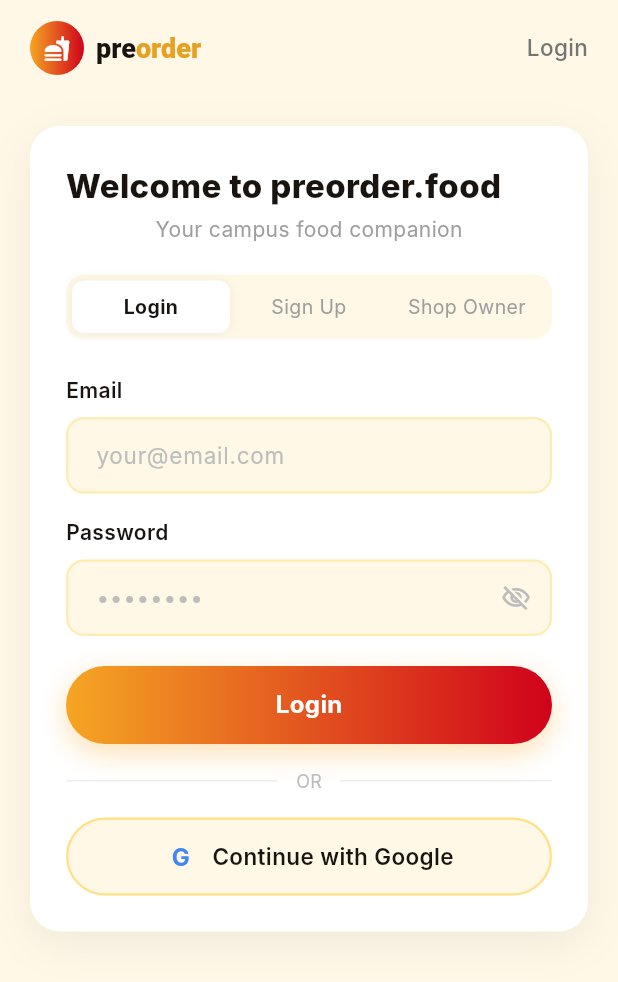
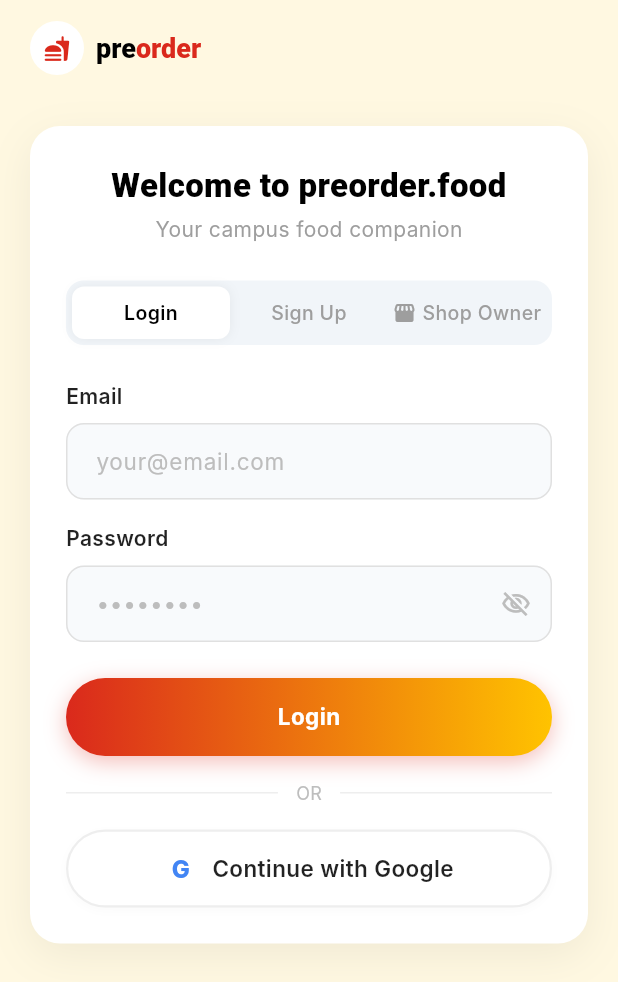
Before and after one commit to yas23-code/preodrer-app-final, a Flutter app: the LoginScreen screen opened by its route, on a phone screen of 412 x 824 dp. Shown: the top 982 px of the screen. Run offline on Flutter 3.47's test engine with Material 3 defaults, Android fonts, the phone set to English and light mode, and no system bars; our stand-ins replace cached_network_image, firebase_core, firebase_messaging, flutter_dotenv, flutter_local_notifications, flutter_riverpod and 6 more; accounts and stored records are empty; Roboto replaces fonts that are missing (Inter, Poppins).

Commit message:
Updating the login page

```diff
--- a/lib/features/auth/screens/login_screen.dart
+++ b/lib/features/auth/screens/login_screen.dart
@@ -52,7 +52,7 @@ class _LoginScreenState extends ConsumerState<LoginScreen> {
 
   Future<void> _handleLogin() async {
     final email = _loginEmailCtrl.text.trim();
-    final password = _loginPasswordCtrl.text;
+    final password = _loginPasswordCtrl.text.trim();
     if (email.isEmpty || password.isEmpty) {
       _showError('Please enter both email and password.');
       return;
@@ -67,7 +67,7 @@ class _LoginScreenState extends ConsumerState<LoginScreen> {
   Future<void> _handleSignUp() async {
     final name = _signUpNameCtrl.text.trim();
     final email = _signUpEmailCtrl.text.trim();
-    final password = _signUpPasswordCtrl.text;
+    final password = _signUpPasswordCtrl.text.trim();
     if (name.isEmpty || email.isEmpty || password.isEmpty) {
       _showError('Please fill in all fields.');
       return;
@@ -90,7 +90,7 @@ class _LoginScreenState extends ConsumerState<LoginScreen> {
   Future<void> _handleShopOwnerSignUp() async {
     final name = _shopNameCtrl.text.trim();
     final email = _shopEmailCtrl.text.trim();
-    final password = _shopPasswordCtrl.text;
+    final password = _shopPasswordCtrl.text.trim();
     if (name.isEmpty || email.isEmpty || password.isEmpty) {
       _showError('Please fill in all fields.');
       return;
@@ -152,7 +152,6 @@ class _LoginScreenState extends ConsumerState<LoginScreen> {
         .replaceAll('AuthException: ', '');
   }
 
-  /// Mild hint shown when user cancels the sign-in flow themselves.
   void _showCancelledHint() {
     if (!mounted) return;
     ScaffoldMessenger.of(context).showSnackBar(
@@ -167,13 +166,12 @@ class _LoginScreenState extends ConsumerState<LoginScreen> {
     );
   }
 
-  /// Red error snackbar for real failures.
   void _showError(String message) {
     if (!mounted) return;
     ScaffoldMessenger.of(context).showSnackBar(
       SnackBar(
         content: Text(message),
-        backgroundColor: AppColors.gradientEnd,
+        backgroundColor: const Color(0xFFDA291C), // mcd-red
         behavior: SnackBarBehavior.floating,
         shape: RoundedRectangleBorder(borderRadius: BorderRadius.circular(12)),
         margin: const EdgeInsets.symmetric(horizontal: 20, vertical: 12),
@@ -186,7 +184,7 @@ class _LoginScreenState extends ConsumerState<LoginScreen> {
   @override
   Widget build(BuildContext context) {
     return Scaffold(
-      backgroundColor: AppColors.bgCream,
+      backgroundColor: const Color(0xFFFFF8E1), // Background Cream
       body: SafeArea(
         child: SingleChildScrollView(
           child: Column(
@@ -210,14 +208,17 @@ class _LoginScreenState extends ConsumerState<LoginScreen> {
                   child: Column(
                     crossAxisAlignment: CrossAxisAlignment.start,
                     children: [
-                      const Text(
+                      const Center(
+                        child: Text(
                           'Welcome to preorder.food',
                           style: TextStyle(
                             fontSize: 22,
                             fontWeight: FontWeight.w800,
-                          color: AppColors.textDark,
+                            color: Colors.black,
+                            fontFamily: 'Poppins',
                           ),
                           textAlign: TextAlign.center,
+                        ),
                       ),
                       const SizedBox(height: 4),
                       Center(
@@ -229,7 +230,7 @@ class _LoginScreenState extends ConsumerState<LoginScreen> {
                           ),
                         ),
                       ),
-                      const SizedBox(height: 20),
+                      const SizedBox(height: 24),
                       _buildTabSelector(),
                       const SizedBox(height: 24),
                       // Tab-specific content
@@ -272,12 +273,11 @@ class _LoginScreenState extends ConsumerState<LoginScreen> {
                 Container(
                   width: 36,
                   height: 36,
-                  decoration: BoxDecoration(
+                  decoration: const BoxDecoration(
                     shape: BoxShape.circle,
-                    gradient: AppColors.buttonGradient,
+                    color: Colors.white,
                   ),
-                  child: const Icon(Icons.fastfood_rounded,
-                      color: Colors.white, size: 18),
+                  child: const Icon(Icons.fastfood_rounded, color: Color(0xFFDA291C), size: 18), // mcd-red
                 ),
                 const SizedBox(width: 8),
                 RichText(
@@ -287,27 +287,23 @@ class _LoginScreenState extends ConsumerState<LoginScreen> {
                       style: TextStyle(
                         fontSize: 18,
                         fontWeight: FontWeight.w800,
-                          color: AppColors.textDark),
+                        color: Colors.black,
+                        fontFamily: 'Poppins',
+                      ),
                     ),
                     TextSpan(
                       text: 'order',
                       style: TextStyle(
                         fontSize: 18,
                         fontWeight: FontWeight.w800,
-                          color: AppColors.primary),
+                        color: Color(0xFFDA291C), // mcd-red
+                        fontFamily: 'Poppins',
+                      ),
                     ),
                   ]),
                 ),
               ],
             ),
-          ),
-          const Spacer(),
-          Text(
-            'Login',
-            style: TextStyle(
-                fontSize: 15,
-                fontWeight: FontWeight.w500,
-                color: Colors.grey[600]),
           ),
         ],
       ),
@@ -321,7 +317,7 @@ class _LoginScreenState extends ConsumerState<LoginScreen> {
     return Container(
       padding: const EdgeInsets.all(4),
       decoration: BoxDecoration(
-        color: AppColors.bgCream,
+        color: const Color(0xFFF1F5F9), // Slight gray to match web tabs bg
         borderRadius: BorderRadius.circular(12),
       ),
       child: Row(
@@ -344,14 +340,30 @@ class _LoginScreenState extends ConsumerState<LoginScreen> {
                         ]
                       : [],
                 ),
+                child: Row(
+                  mainAxisAlignment: MainAxisAlignment.center,
+                  children: [
+                    if (i == 2) ...[
+                      Icon(
+                        Icons.storefront_rounded,
+                        size: 16,
+                        color: selected ? Colors.black : Colors.grey[500],
+                      ),
+                      const SizedBox(width: 4),
+                    ],
+                    Flexible(
                       child: Text(
                         tabs[i],
                         textAlign: TextAlign.center,
                         style: TextStyle(
                           fontSize: 13,
-                    fontWeight: selected ? FontWeight.w700 : FontWeight.w400,
-                    color: selected ? AppColors.textDark : Colors.grey[500],
+                          fontWeight: selected ? FontWeight.w600 : FontWeight.w500,
+                          color: selected ? Colors.black : Colors.grey[500],
                         ),
+                        overflow: TextOverflow.ellipsis,
+                      ),
+                    ),
+                  ],
                 ),
               ),
             ),
@@ -368,22 +380,24 @@ class _LoginScreenState extends ConsumerState<LoginScreen> {
       key: const ValueKey('login'),
       crossAxisAlignment: CrossAxisAlignment.start,
       children: [
-        _AuthLabel('Email'),
+        const _AuthLabel('Email'),
         const SizedBox(height: 8),
         _AuthTextField(
           controller: _loginEmailCtrl,
           hint: 'your@email.com',
           keyboardType: TextInputType.emailAddress,
+          autocorrect: false,
+          textCapitalization: TextCapitalization.none,
         ),
         const SizedBox(height: 16),
-        _AuthLabel('Password'),
+        const _AuthLabel('Password'),
         const SizedBox(height: 8),
         _AuthPasswordField(
           controller: _loginPasswordCtrl,
           obscure: _obscureLoginPw,
           onToggle: () => setState(() => _obscureLoginPw = !_obscureLoginPw),
         ),
-        const SizedBox(height: 20),
+        const SizedBox(height: 24),
         _GradientActionButton(
           label: 'Login',
           isLoading: _isLoading,
@@ -404,22 +418,24 @@ class _LoginScreenState extends ConsumerState<LoginScreen> {
       key: const ValueKey('signup'),
       crossAxisAlignment: CrossAxisAlignment.start,
       children: [
-        _AuthLabel('Full Name'),
+        const _AuthLabel('Full Name'),
         const SizedBox(height: 8),
         _AuthTextField(
           controller: _signUpNameCtrl,
           hint: 'John Doe',
         ),
         const SizedBox(height: 16),
-        _AuthLabel('Email'),
+        const _AuthLabel('Email'),
         const SizedBox(height: 8),
         _AuthTextField(
           controller: _signUpEmailCtrl,
           hint: 'your@email.com',
           keyboardType: TextInputType.emailAddress,
+          autocorrect: false,
+          textCapitalization: TextCapitalization.none,
         ),
         const SizedBox(height: 16),
-        _AuthLabel('Password'),
+        const _AuthLabel('Password'),
         const SizedBox(height: 8),
         _AuthPasswordField(
           controller: _signUpPasswordCtrl,
@@ -428,7 +444,7 @@ class _LoginScreenState extends ConsumerState<LoginScreen> {
               setState(() => _obscureSignUpPw = !_obscureSignUpPw),
         ),
         const SizedBox(height: 20),
-        _AuthLabel('I am a'),
+        const _AuthLabel('I am a...'),
         const SizedBox(height: 10),
         Row(
           children: [
@@ -468,22 +484,63 @@ class _LoginScreenState extends ConsumerState<LoginScreen> {
       key: const ValueKey('shopowner'),
       crossAxisAlignment: CrossAxisAlignment.start,
       children: [
-        _AuthLabel('Shop Owner Name'),
+        // Match the info box from Auth.tsx
+        Container(
+          margin: const EdgeInsets.only(bottom: 24),
+          padding: const EdgeInsets.all(16),
+          decoration: BoxDecoration(
+            color: const Color(0xFFFFF8E1), // bgCream / accent/10
+            borderRadius: BorderRadius.circular(12),
+            border: Border.all(color: const Color(0xFFFFC300).withOpacity(0.5)),
+          ),
+          child: Column(
+            crossAxisAlignment: CrossAxisAlignment.start,
+            children: [
+              Row(
+                children: const [
+                  Icon(Icons.location_on_rounded, color: Color(0xFFDA291C), size: 20),
+                  SizedBox(width: 8),
+                  Text(
+                    'Register Your Shop',
+                    style: TextStyle(
+                      fontWeight: FontWeight.w600,
+                      color: Colors.black,
+                      fontSize: 15,
+                    ),
+                  ),
+                ],
+              ),
+              const SizedBox(height: 6),
+              const Text(
+                'Get discovered by nearby customers. Add your shop location and start receiving orders!',
+                style: TextStyle(
+                  fontSize: 13,
+                  color: Colors.black87,
+                  height: 1.4,
+                ),
+              ),
+            ],
+          ),
+        ),
+
+        const _AuthLabel('Your Name'),
         const SizedBox(height: 8),
         _AuthTextField(
           controller: _shopNameCtrl,
-          hint: 'Your name',
+          hint: 'Shop Owner Name',
         ),
         const SizedBox(height: 16),
-        _AuthLabel('Email'),
+        const _AuthLabel('Email'),
         const SizedBox(height: 8),
         _AuthTextField(
           controller: _shopEmailCtrl,
           hint: 'your@email.com',
           keyboardType: TextInputType.emailAddress,
+          autocorrect: false,
+          textCapitalization: TextCapitalization.none,
         ),
         const SizedBox(height: 16),
-        _AuthLabel('Password'),
+        const _AuthLabel('Password'),
         const SizedBox(height: 8),
         _AuthPasswordField(
           controller: _shopPasswordCtrl,
@@ -495,6 +552,31 @@ class _LoginScreenState extends ConsumerState<LoginScreen> {
           label: 'Register & Add Your Shop',
           isLoading: _isLoading,
           onTap: _handleShopOwnerSignUp,
+          showArrow: true,
+        ),
+        const SizedBox(height: 16),
+        Center(
+          child: Wrap(
+            alignment: WrapAlignment.center,
+            crossAxisAlignment: WrapCrossAlignment.center,
+            children: [
+              Text(
+                'Already have an account? ',
+                style: TextStyle(fontSize: 13, color: Colors.grey[600]),
+              ),
+              GestureDetector(
+                onTap: () => setState(() => _selectedTab = 0),
+                child: const Text(
+                  'Login here',
+                  style: TextStyle(
+                    fontSize: 13,
+                    fontWeight: FontWeight.w600,
+                    color: Color(0xFFDA291C),
+                  ),
+                ),
+              ),
+            ],
+          ),
         ),
       ],
     );
@@ -532,7 +614,7 @@ class _AuthLabel extends StatelessWidget {
       style: const TextStyle(
         fontSize: 14,
         fontWeight: FontWeight.w600,
-        color: AppColors.textDark,
+        color: Colors.black87,
       ),
     );
   }
@@ -542,11 +624,15 @@ class _AuthTextField extends StatelessWidget {
   final TextEditingController controller;
   final String hint;
   final TextInputType keyboardType;
+  final bool autocorrect;
+  final TextCapitalization textCapitalization;
 
   const _AuthTextField({
     required this.controller,
     required this.hint,
     this.keyboardType = TextInputType.text,
+    this.autocorrect = true,
+    this.textCapitalization = TextCapitalization.sentences,
   });
 
   @override
@@ -554,23 +640,26 @@ class _AuthTextField extends StatelessWidget {
     return TextField(
       controller: controller,
       keyboardType: keyboardType,
-      style: const TextStyle(fontSize: 15, color: AppColors.textDark),
+      autocorrect: autocorrect,
+      enableSuggestions: autocorrect,
+      textCapitalization: textCapitalization,
+      style: const TextStyle(fontSize: 15, color: Colors.black),
       decoration: InputDecoration(
         hintText: hint,
         hintStyle: TextStyle(color: Colors.grey[400], fontSize: 15),
         filled: true,
-        fillColor: AppColors.bgCream,
+        fillColor: const Color(0xFFF8FAFC), // subtle cool grayish white
         border: OutlineInputBorder(
           borderRadius: BorderRadius.circular(12),
-          borderSide: BorderSide(color: Colors.amber[100]!, width: 1.5),
+          borderSide: BorderSide(color: Colors.grey[300]!, width: 1.0),
         ),
         enabledBorder: OutlineInputBorder(
           borderRadius: BorderRadius.circular(12),
-          borderSide: BorderSide(color: Colors.amber[100]!, width: 1.5),
+          borderSide: BorderSide(color: Colors.grey[300]!, width: 1.0),
         ),
         focusedBorder: OutlineInputBorder(
           borderRadius: BorderRadius.circular(12),
-          borderSide: const BorderSide(color: AppColors.primary, width: 1.5),
+          borderSide: const BorderSide(color: Color(0xFFFFC300), width: 1.5),
         ),
         contentPadding:
             const EdgeInsets.symmetric(horizontal: 16, vertical: 14),
@@ -595,12 +684,14 @@ class _AuthPasswordField extends StatelessWidget {
     return TextField(
       controller: controller,
       obscureText: obscure,
-      style: const TextStyle(fontSize: 15, color: AppColors.textDark),
+      autocorrect: false,
+      enableSuggestions: false,
+      style: const TextStyle(fontSize: 15, color: Colors.black),
       decoration: InputDecoration(
         hintText: '••••••••',
         hintStyle: TextStyle(color: Colors.grey[400], fontSize: 15),
         filled: true,
-        fillColor: AppColors.bgCream,
+        fillColor: const Color(0xFFF8FAFC),
         suffixIcon: GestureDetector(
           onTap: onToggle,
           child: Icon(
@@ -611,15 +702,15 @@ class _AuthPasswordField extends StatelessWidget {
         ),
         border: OutlineInputBorder(
           borderRadius: BorderRadius.circular(12),
-          borderSide: BorderSide(color: Colors.amber[100]!, width: 1.5),
+          borderSide: BorderSide(color: Colors.grey[300]!, width: 1.0),
         ),
         enabledBorder: OutlineInputBorder(
           borderRadius: BorderRadius.circular(12),
-          borderSide: BorderSide(color: Colors.amber[100]!, width: 1.5),
+          borderSide: BorderSide(color: Colors.grey[300]!, width: 1.0),
         ),
         focusedBorder: OutlineInputBorder(
           borderRadius: BorderRadius.circular(12),
-          borderSide: const BorderSide(color: AppColors.primary, width: 1.5),
+          borderSide: const BorderSide(color: Color(0xFFFFC300), width: 1.5),
         ),
         contentPadding:
             const EdgeInsets.symmetric(horizontal: 16, vertical: 14),
@@ -632,11 +723,13 @@ class _GradientActionButton extends StatelessWidget {
   final String label;
   final bool isLoading;
   final VoidCallback onTap;
+  final bool showArrow;
 
   const _GradientActionButton({
     required this.label,
     required this.isLoading,
     required this.onTap,
+    this.showArrow = false,
   });
 
   @override
@@ -647,13 +740,17 @@ class _GradientActionButton extends StatelessWidget {
         width: double.infinity,
         height: 52,
         decoration: BoxDecoration(
-          gradient: AppColors.buttonGradient,
+          gradient: const LinearGradient(
+             colors: [Color(0xFFDA291C), Color(0xFFFFC300)], // red to yellow
+             begin: Alignment.centerLeft,
+             end: Alignment.centerRight,
+          ),
           borderRadius: BorderRadius.circular(30),
           boxShadow: [
             BoxShadow(
-              color: const Color(0xFFF5A623).withOpacity(0.35),
-              blurRadius: 16,
-              offset: const Offset(0, 6),
+              color: const Color(0xFFDA291C).withOpacity(0.3),
+              blurRadius: 12,
+              offset: const Offset(0, 4),
             )
           ],
         ),
@@ -665,13 +762,22 @@ class _GradientActionButton extends StatelessWidget {
                   child: CircularProgressIndicator(
                       color: Colors.white, strokeWidth: 2),
                 )
-              : Text(
+              : Row(
+                  mainAxisSize: MainAxisSize.min,
+                  children: [
+                    Text(
                       label,
                       style: const TextStyle(
-                    fontSize: 16,
+                        fontSize: 15,
                         fontWeight: FontWeight.w700,
                         color: Colors.white,
                       ),
+                    ),
+                    if (showArrow) ...[
+                      const SizedBox(width: 8),
+                      const Icon(Icons.arrow_forward, color: Colors.white, size: 18),
+                    ]
+                  ],
                 ),
         ),
       ),
@@ -691,9 +797,16 @@ class _GoogleButton extends StatelessWidget {
         width: double.infinity,
         height: 52,
         decoration: BoxDecoration(
-          color: AppColors.bgCream,
+          color: Colors.white,
           borderRadius: BorderRadius.circular(30),
-          border: Border.all(color: Colors.amber[200]!, width: 1.5),
+          border: Border.all(color: Colors.grey[200]!, width: 1.5),
+          boxShadow: [
+             BoxShadow(
+               color: Colors.black.withOpacity(0.02),
+               blurRadius: 4,
+               offset: const Offset(0, 2),
+             )
+          ]
         ),
         child: Row(
           mainAxisAlignment: MainAxisAlignment.center,
@@ -707,7 +820,7 @@ class _GoogleButton extends StatelessWidget {
                   'G',
                   style: TextStyle(
                     fontSize: 16,
-                    fontWeight: FontWeight.w700,
+                    fontWeight: FontWeight.w800,
                     color: Color(0xFF4285F4),
                   ),
                 ),
@@ -719,7 +832,7 @@ class _GoogleButton extends StatelessWidget {
               style: TextStyle(
                 fontSize: 15,
                 fontWeight: FontWeight.w600,
-                color: AppColors.textDark,
+                color: Colors.black87,
               ),
             ),
           ],
@@ -750,36 +863,27 @@ class _RoleCard extends StatelessWidget {
         duration: const Duration(milliseconds: 200),
         padding: const EdgeInsets.symmetric(vertical: 18),
         decoration: BoxDecoration(
-          color: selected ? const Color(0xFFFFF3D6) : AppColors.bgCream,
+          color: selected ? const Color(0xFFFFF8E1) : Colors.white,
           borderRadius: BorderRadius.circular(14),
           border: Border.all(
-            color: selected ? AppColors.primary : Colors.amber[100]!,
+            color: selected ? const Color(0xFFFFC300) : Colors.grey[200]!,
             width: selected ? 2 : 1.5,
           ),
-          boxShadow: selected
-              ? [
-                  BoxShadow(
-                    color: AppColors.primary.withOpacity(0.12),
-                    blurRadius: 12,
-                    offset: const Offset(0, 4),
-                  )
-                ]
-              : [],
         ),
         child: Column(
           children: [
             Icon(
               icon,
               size: 28,
-              color: selected ? AppColors.primary : Colors.grey[500],
+              color: selected ? const Color(0xFFDA291C) : Colors.grey[400],
             ),
             const SizedBox(height: 6),
             Text(
               label,
               style: TextStyle(
                 fontSize: 14,
-                fontWeight: selected ? FontWeight.w700 : FontWeight.w500,
-                color: selected ? AppColors.textDark : Colors.grey[600],
+                fontWeight: selected ? FontWeight.w600 : FontWeight.w500,
+                color: selected ? Colors.black : Colors.grey[600],
               ),
             ),
           ],
```
Lines whose indentation alone changed are shown as unchanged.
